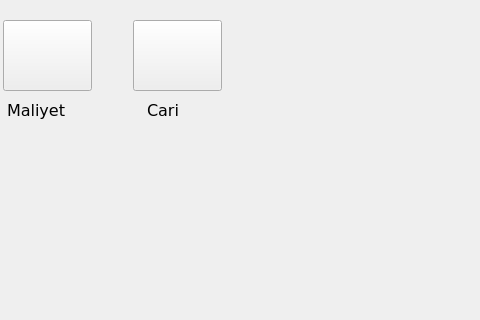
First picture: the form in mainwindow.ui, repository nerdogan/nenra, before the edit; both pictures show x 293 to 773 and y 0 to 320 of the 773 by 504 pixel window.
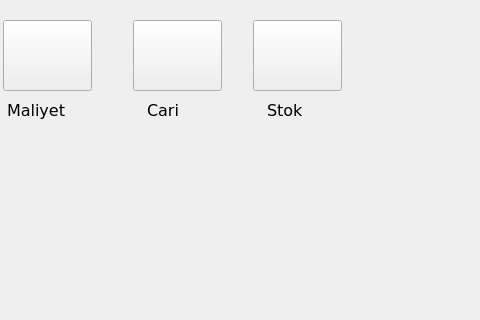
Second picture: the form after the edit. Icons and pictures are not drawn.

```diff
--- a/mainwindow.ui
+++ b/mainwindow.ui
@@ -266,6 +266,58 @@
      <string>Cari</string>
     </property>
    </widget>
+   <widget class="QWidget" name="horizontalLayoutWidget_7">
+    <property name="geometry">
+     <rect>
+      <x>540</x>
+      <y>20</y>
+      <width>101</width>
+      <height>71</height>
+     </rect>
+    </property>
+    <layout class="QHBoxLayout" name="horizontalLayout_7">
+     <item>
+      <widget class="QPushButton" name="pushButton_5">
+       <property name="maximumSize">
+        <size>
+         <width>89</width>
+         <height>89</height>
+        </size>
+       </property>
+       <property name="font">
+        <font>
+         <family>Verdana</family>
+         <pointsize>12</pointsize>
+         <weight>75</weight>
+         <bold>true</bold>
+        </font>
+       </property>
+       <property name="text">
+        <string/>
+       </property>
+      </widget>
+     </item>
+    </layout>
+   </widget>
+   <widget class="QLabel" name="label_5">
+    <property name="geometry">
+     <rect>
+      <x>560</x>
+      <y>100</y>
+      <width>71</width>
+      <height>20</height>
+     </rect>
+    </property>
+    <property name="font">
+     <font>
+      <family>Verdana</family>
+      <pointsize>12</pointsize>
+     </font>
+    </property>
+    <property name="text">
+     <string>Stok</string>
+    </property>
+   </widget>
   </widget>
   <widget class="QMenuBar" name="menubar">
    <property name="geometry">
```
